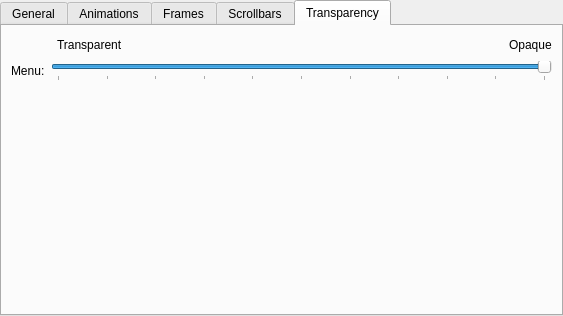
Luwx/Lightly, file kstyle/config/ui/lightlystyleconfig.ui: the form before one commit.
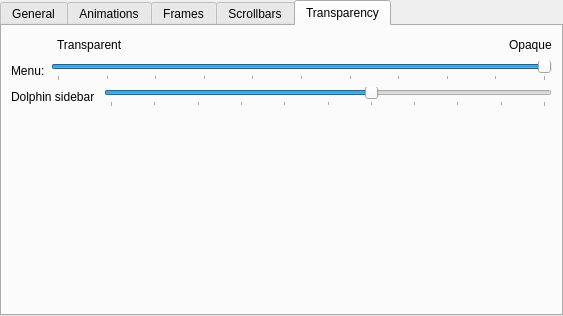
The form after the commit.

Commit message: Add option to configure sidebar opacity and make dolphin view separators responsive

```diff
--- a/kstyle/config/ui/lightlystyleconfig.ui
+++ b/kstyle/config/ui/lightlystyleconfig.ui
@@ -419,6 +419,22 @@
        <string>Transparency</string>
       </attribute>
       <layout class="QGridLayout" name="gridLayout_2">
+       <item row="9" column="0" colspan="2">
+        <spacer name="horizontalSpacer_4">
+         <property name="orientation">
+          <enum>Qt::Horizontal</enum>
+         </property>
+         <property name="sizeType">
+          <enum>QSizePolicy::Preferred</enum>
+         </property>
+         <property name="sizeHint" stdset="0">
+          <size>
+           <width>542</width>
+           <height>20</height>
+          </size>
+         </property>
+        </spacer>
+       </item>
        <item row="7" column="0" colspan="2">
         <layout class="QHBoxLayout" name="horizontalLayout">
          <item>
@@ -464,35 +480,6 @@
          </item>
         </layout>
        </item>
-       <item row="8" column="0" colspan="2">
-        <spacer name="horizontalSpacer_4">
-         <property name="orientation">
-          <enum>Qt::Horizontal</enum>
-         </property>
-         <property name="sizeType">
-          <enum>QSizePolicy::Preferred</enum>
-         </property>
-         <property name="sizeHint" stdset="0">
-          <size>
-           <width>542</width>
-           <height>20</height>
-          </size>
-         </property>
-        </spacer>
-       </item>
-       <item row="9" column="1">
-        <spacer name="verticalSpacer_5">
-         <property name="orientation">
-          <enum>Qt::Vertical</enum>
-         </property>
-         <property name="sizeHint" stdset="0">
-          <size>
-           <width>20</width>
-           <height>40</height>
-          </size>
-         </property>
-        </spacer>
-       </item>
        <item row="1" column="1">
         <layout class="QHBoxLayout" name="horizontalLayout_2">
          <item>
@@ -546,6 +533,61 @@
          </property>
         </spacer>
        </item>
+       <item row="10" column="1">
+        <spacer name="verticalSpacer_5">
+         <property name="orientation">
+          <enum>Qt::Vertical</enum>
+         </property>
+         <property name="sizeHint" stdset="0">
+          <size>
+           <width>20</width>
+           <height>40</height>
+          </size>
+         </property>
+        </spacer>
+       </item>
+       <item row="8" column="0" colspan="2">
+        <layout class="QHBoxLayout" name="horizontalLayout_3">
+         <item>
+          <widget class="QLabel" name="label">
+           <property name="text">
+            <string>Dolphin sidebar </string>
+           </property>
+          </widget>
+         </item>
+         <item>
+          <widget class="QSlider" name="_sidebarOpacity">
+           <property name="maximum">
+            <number>100</number>
+           </property>
+           <property name="singleStep">
+            <number>1</number>
+           </property>
+           <property name="pageStep">
+            <number>10</number>
+           </property>
+           <property name="value">
+            <number>60</number>
+           </property>
+           <property name="orientation">
+            <enum>Qt::Horizontal</enum>
+           </property>
+           <property name="invertedAppearance">
+            <bool>false</bool>
+           </property>
+           <property name="invertedControls">
+            <bool>false</bool>
+           </property>
+           <property name="tickPosition">
+            <enum>QSlider::TicksBelow</enum>
+           </property>
+           <property name="tickInterval">
+            <number>10</number>
+           </property>
+          </widget>
+         </item>
+        </layout>
+       </item>
       </layout>
      </widget>
     </widget>
```
The commit also changes 5 other files.
